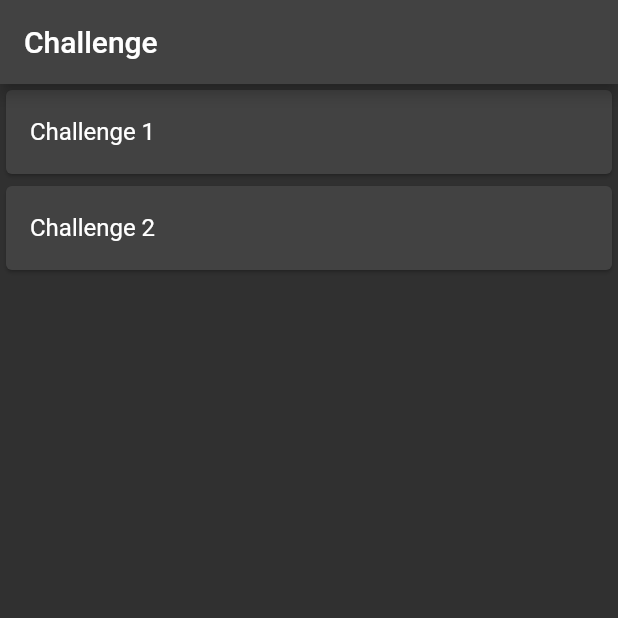
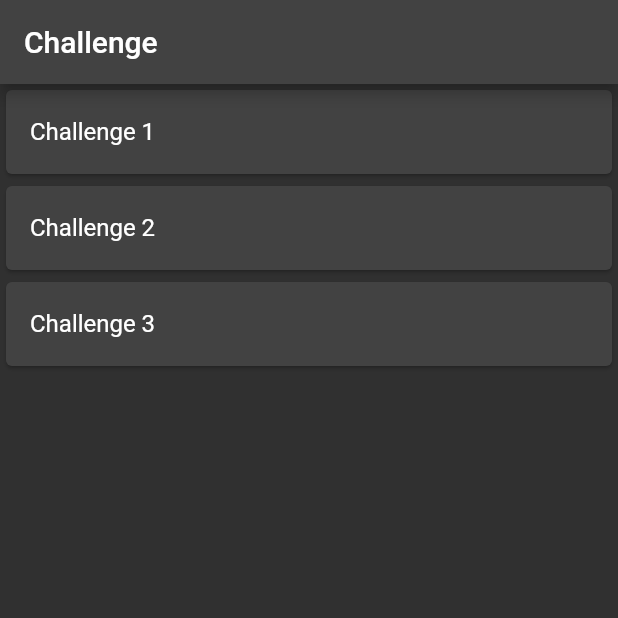
Before and after one commit to brahmed/Container-ui-challenge, a Flutter app: the screen it shows after launch, on a phone screen of 412 x 824 dp, the top half of it. Run offline on Flutter 3.47's test engine with Material 2 defaults, Android fonts, the phone set to English and light mode, and no system bars.

Commit message:
Challenge 3 complete, 2 colors Button 🔆

```diff
--- a/lib/main.dart
+++ b/lib/main.dart
@@ -19,6 +19,7 @@
         HomePage.route: (context) => const HomePage(),
         Challenge1.route: (context) => const Challenge1(title: "Challenge 1"),
         Challenge2.route: (context) => const Challenge2(title: "Challenge 2"),
+        Challenge3.route: (context) => const Challenge3(title: "Challenge 3"),
       },
     );
   }
@@ -56,6 +57,16 @@
               ),
             ),
           ),
+
+          // Challenge 3
+          InkWell(
+            onTap: () => Navigator.pushNamed(context, Challenge3.route),
+            child: const Card(
+              child: ListTile(
+                title: Text("Challenge 3"),
+              ),
+            ),
+          ),
         ],
       ),
     );
--- a/lib/pages/pages.dart
+++ b/lib/pages/pages.dart
@@ -1,2 +1,3 @@
 export '../pages/src/challenge1.dart';
 export '../pages/src/challenge2.dart';
+export '../pages/src/challenge3.dart';
```
Also changed, not shown: lib/pages/src/challenge3.dart (added, +46 -0 lines).
